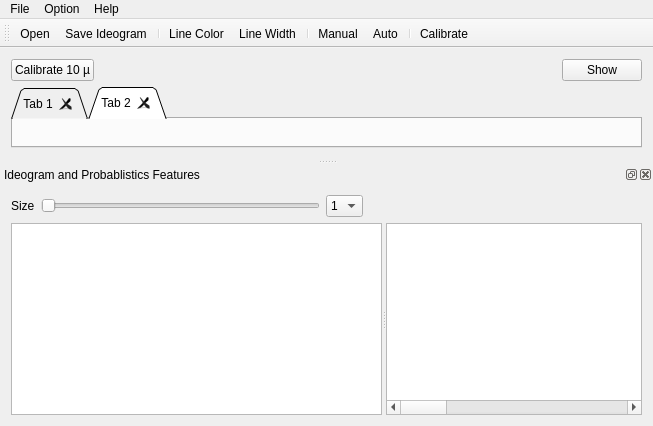
This is mainwindow.ui in dare5421/MasterMeasure as Qt 5 draws it before an edit. The edited form follows.
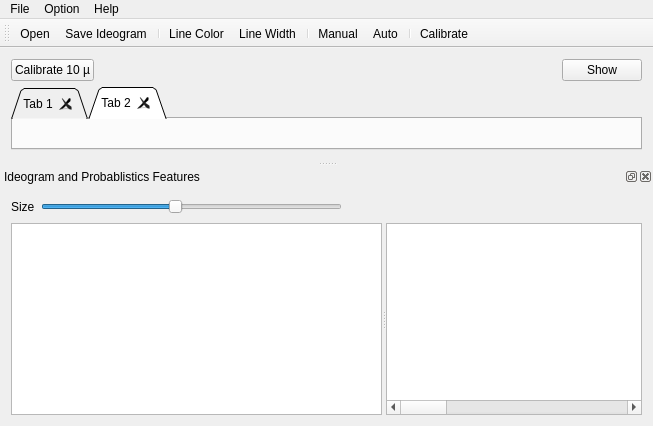
This is the edited form. Icons and pictures are not drawn.

Commit message: scale changing with slider

```diff
--- a/mainwindow.ui
+++ b/mainwindow.ui
@@ -204,28 +204,23 @@
        </item>
        <item>
         <widget class="QSlider" name="horizontalSlider">
+         <property name="minimum">
+          <number>1</number>
+         </property>
+         <property name="maximum">
+          <number>10</number>
+         </property>
+         <property name="value">
+          <number>5</number>
+         </property>
          <property name="sliderPosition">
-          <number>0</number>
+          <number>5</number>
          </property>
          <property name="orientation">
           <enum>Qt::Horizontal</enum>
          </property>
         </widget>
        </item>
-       <item>
-        <widget class="QComboBox" name="comboBox">
-         <item>
-          <property name="text">
-           <string>1</string>
-          </property>
-         </item>
-         <item>
-          <property name="text">
-           <string>2</string>
-          </property>
-         </item>
-        </widget>
-       </item>
        <item>
         <spacer name="horizontalSpacer_2">
          <property name="orientation">
```
The commit also changes 2 other files.
